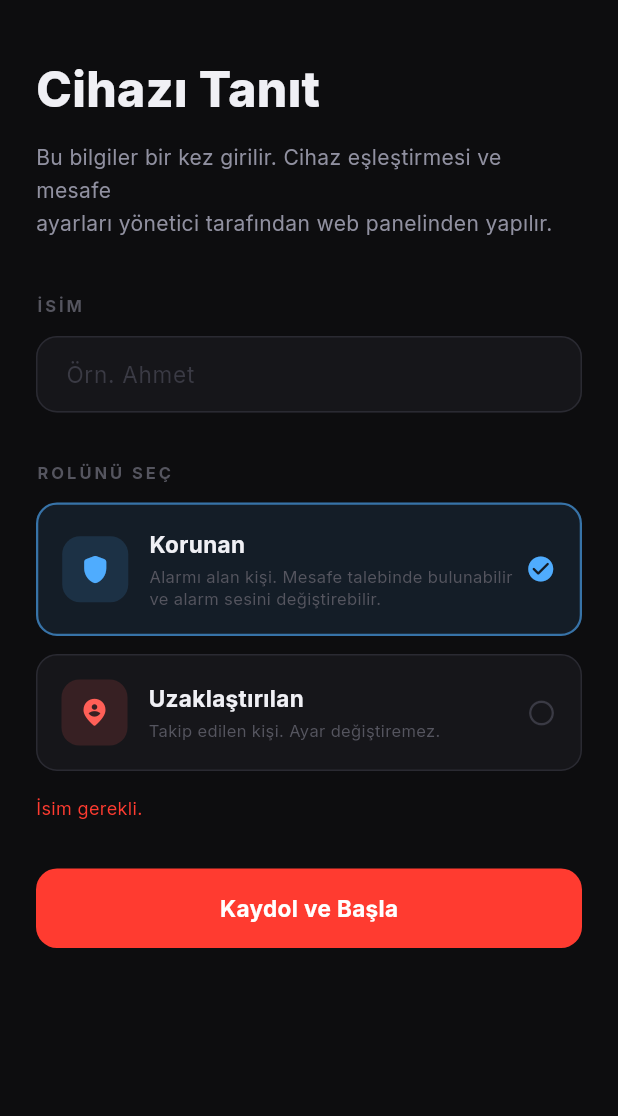
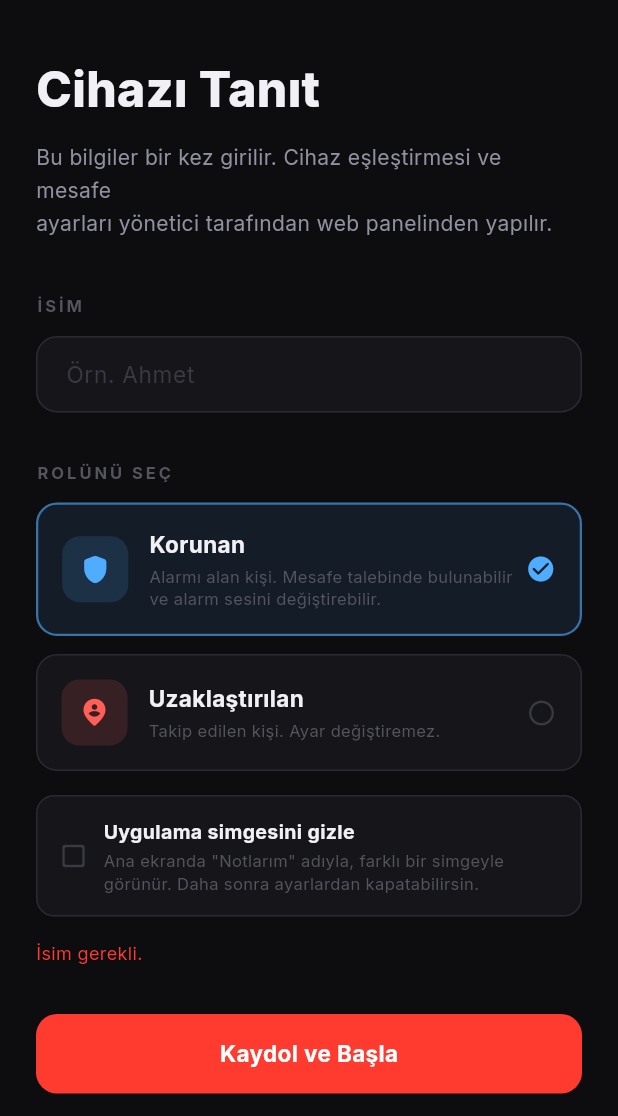
Before and after one commit to yusufbas34/UZAKDUR, a Flutter app: the screen it shows after launch, after a tap on "Kaydol ve Başla", after a tap on "Korunan", on a phone screen of 412 x 824 dp, the part 120-1236 px from its top. Run offline on Flutter 3.47's test engine with Material 3 defaults, Android fonts, the phone set to English and light mode, and no system bars; our stand-ins replace audioplayers, battery_plus, firebase_core, firebase_database, flutter_local_notifications, geolocator and 4 more; missing offline and left inert: flutter_foreground_task; accounts and stored records are empty.

Commit message:
Sessiz panik, uygulama kılığı ve yetkili/polis acil kişi türü ekle
- Panik butonu artık ekranda görünür bir onay göstermiyor, sadece
  titreşimle bildiriyor (yanında biri varken fark edilmesin diye).
- Korunan rolü onboarding'de opsiyonel olarak uygulama simgesini/adını
  "Notlarım" ile değiştirebiliyor; monitor ekranındaki göz ikonuyla
  istediği zaman açıp kapatabiliyor (activity-alias + MethodChannel).
- Acil durum kişilerine tür eklendi: Yakın / Yetkili-Polis. Panik
  e-postası türe göre farklı şablonla gönderiliyor, admin panelinde
  kişi eklerken tür seçilebiliyor ve rozetle gösteriliyor.

```diff
--- a/lib/screens/onboarding_screen.dart
+++ b/lib/screens/onboarding_screen.dart
@@ -3,6 +3,7 @@ import 'package:google_fonts/google_fonts.dart';
 import 'package:shared_preferences/shared_preferences.dart';
 import '../models/roles.dart';
 import '../services/location_service.dart';
+import '../services/disguise_service.dart';
 import '../theme/app_theme.dart';
 import 'monitor_screen.dart';
 
@@ -16,6 +17,7 @@ class _OnboardingScreenState extends State<OnboardingScreen> {
   final _nameCtrl = TextEditingController();
   String? _role;
   bool _saving = false;
+  bool _disguise = false;
   String? _error;
 
   Future<void> _submit() async {
@@ -30,6 +32,10 @@ class _OnboardingScreenState extends State<OnboardingScreen> {
       await p.setString('device_id', deviceId);
       await p.setString('device_name', name);
       await p.setString('device_role', _role!);
+      if (_role == kRoleProtected && _disguise) {
+        await DisguiseService.apply();
+        await p.setBool('app_disguised', true);
+      }
       if (!mounted) return;
       Navigator.pushReplacement(context, PageRouteBuilder(
         pageBuilder: (_, a, __) => MonitorScreen(deviceId: deviceId, name: name, role: _role!),
@@ -98,6 +104,31 @@ class _OnboardingScreenState extends State<OnboardingScreen> {
           subtitle: 'Takip edilen kişi. Ayar değiştiremez.',
           onTap: () => setState(() => _role = kRoleTracked),
         ),
+        if (_role == kRoleProtected) ...[
+          const SizedBox(height: 16),
+          GestureDetector(
+            onTap: () => setState(() => _disguise = !_disguise),
+            child: Container(
+              padding: const EdgeInsets.all(14),
+              decoration: BoxDecoration(
+                color: _disguise ? AppColors.roleB.withOpacity(0.1) : AppColors.surface,
+                borderRadius: BorderRadius.circular(12),
+                border: Border.all(color: _disguise ? AppColors.roleB.withOpacity(0.5) : AppColors.border),
+              ),
+              child: Row(children: [
+                Icon(_disguise ? Icons.check_box_rounded : Icons.check_box_outline_blank_rounded,
+                    color: _disguise ? AppColors.roleB : AppColors.textDisabled, size: 20),
+                const SizedBox(width: 10),
+                Expanded(child: Column(crossAxisAlignment: CrossAxisAlignment.start, children: [
+                  Text('Uygulama simgesini gizle', style: GoogleFonts.inter(fontSize: 13, fontWeight: FontWeight.w700, color: AppColors.textPrimary)),
+                  const SizedBox(height: 2),
+                  Text('Ana ekranda "Notlarım" adıyla, farklı bir simgeyle görünür. Daha sonra ayarlardan kapatabilirsin.',
+                      style: GoogleFonts.inter(fontSize: 11, color: AppColors.textMuted, height: 1.4)),
+                ])),
+              ]),
+            ),
+          ),
+        ],
         if (_error != null) ...[
           const SizedBox(height: 16),
           Text(_error!, style: GoogleFonts.inter(fontSize: 12, color: AppColors.danger)),
--- /dev/null
+++ b/lib/services/disguise_service.dart
@@ -0,0 +1,13 @@
+import 'package:flutter/services.dart';
+
+class DisguiseService {
+  static const _channel = MethodChannel('uzakdur/disguise');
+
+  static Future<void> apply() async {
+    try { await _channel.invokeMethod('applyDisguise'); } catch (_) {}
+  }
+
+  static Future<void> remove() async {
+    try { await _channel.invokeMethod('removeDisguise'); } catch (_) {}
+  }
+}
--- a/lib/services/location_service.dart
+++ b/lib/services/location_service.dart
@@ -37,13 +37,15 @@ class EmergencyContact {
   final String name;
   final String? phone;
   final String? email;
-  const EmergencyContact({required this.id, required this.name, this.phone, this.email});
+  final String type; // 'family' (yakın) veya 'authority' (yetkili/polis)
+  const EmergencyContact({required this.id, required this.name, this.phone, this.email, this.type = 'family'});
 
   factory EmergencyContact.fromMap(String id, Map<dynamic, dynamic> map) => EmergencyContact(
         id: id,
         name: (map['name'] as String?) ?? '',
         phone: map['phone'] as String?,
         email: map['email'] as String?,
+        type: (map['type'] as String?) ?? 'family',
       );
 }
 
```
Also changed, not shown: lib/screens/monitor_screen.dart (+52 -8 lines), 9 other files.
